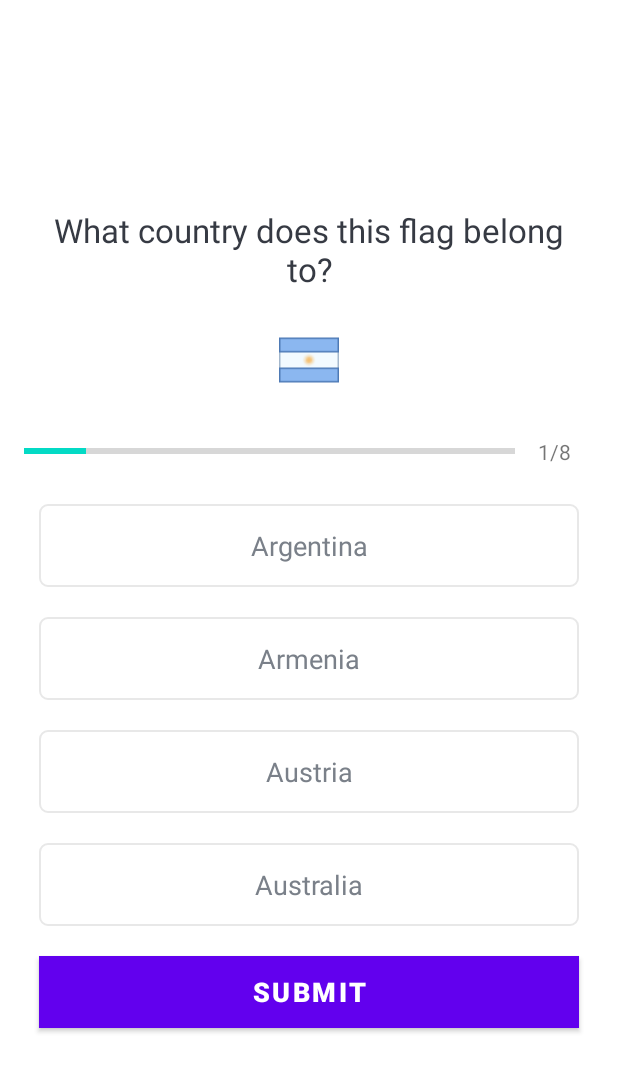
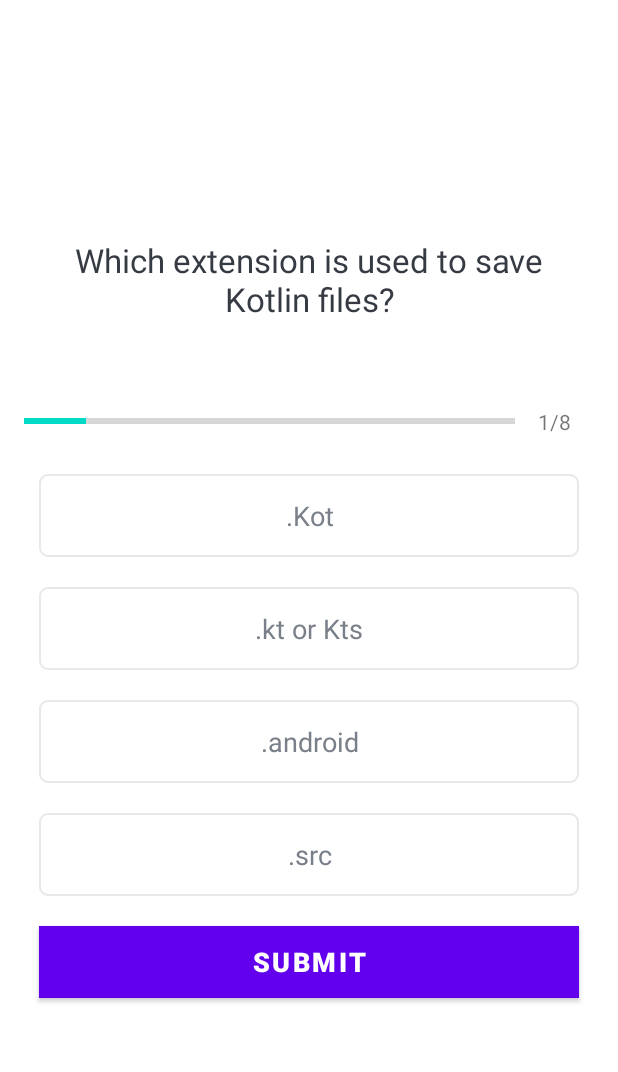
Before and after one commit to Felix-Kariuki/CodeQuiz, an Android app: the QuestionsActivity screen opened directly, with no data from a screen before it, on a phone screen of 412 x 824 dp. Shown: the top 1072 px of the screen. Run offline under Robolectric (Android 15) with nearby library versions, the phone set to English and light mode, and no system bars.

```diff
--- a/app/src/main/java/com/flexcode/codequiz/Constants.kt
+++ b/app/src/main/java/com/flexcode/codequiz/Constants.kt
@@ -9,85 +9,82 @@ object Constants {
     fun getQuestions(): ArrayList<Question>{
         val questionList = ArrayList<Question>()
 
-        //1
+        //QUESTION ONE
         val quiz1 = Question(1,
-            "What country does this flag belong to?",
-             R.drawable.argentina,
-            "Argentina", "Armenia",
-            "Austria", "Australia",
-            1
+            "Which extension is used to save Kotlin files?",
+            ".Kot", ".kt or Kts",
+            ".android", ".src",
+            2
             )
         questionList.add(quiz1)
 
-        //2
+        //QUESTION TWO
         val quiz2 = Question(2,
-            "What country does this flag belong to?",
-            R.drawable.congo,
-            "Namimbia", "Armenia",
-            "Zambia", "Congo",
-            4
+            "How is a multi-line comment is Kotlin Done?",
+            "//", "||",
+            "/* */", "\\\\",
+            3
         )
         questionList.add(quiz2)
 
-        //3
+        //QUESTION THREE
         val quiz3 = Question(3,
-            "What country does this flag belong to?",
-            R.drawable.kenya,
-            "Chile", "SouthSudan",
-            "Kenya", "Rwanda",
-            3
+            "The two types of constructors in Kotlin are?",
+            "Primary and Secondary constructor", "First and second constructor",
+            "None of above", "Constant and parameterized constructor",
+            1
         )
         questionList.add(quiz3)
 
-        //4
+        //QUESTION FOUR
         val quiz4 = Question(4,
-            "What country does this flag belong to?",
-            R.drawable.southafrica,
-            "Eritrea", "SouthAfrica",
-            "Morocco", "Johannesburg",
-            2
+            "What handles null exceptions in Kotlin?",
+            "sealed classes", "The Kotlin exception",
+            "Lambda functions", "Elvis operator",
+            4
         )
         questionList.add(quiz4)
 
-        //5
+        //QUESTION FIVE
         val quiz5 = Question(5,
-            "What country does this flag belong to?",
-            R.drawable.tanzania,
-            "Uganda", "Tanzania",
-            "Kenya", "Rwanda",
-            2
+            "Can java code be converted into Kotlin code",
+            "Yes", "MayBe",
+            "No", "Not Sure",
+            1
         )
         questionList.add(quiz5)
 
-        //6
+        //QUESTION SIX
         val quiz6 = Question(6,
-            "What country does this flag belong to?",
-            R.drawable.russia,
-            "Moscow", "Tanzania",
-            "Russia", "Armenia",
-            3
+            "The correct function to get the length of a string in Kotlin is?",
+            "str.length", "lengthOf(str)",
+            "string(length)", "length.str",
+            1
         )
         questionList.add(quiz6)
 
-        //7
+        //QUESTION SEVEN
         val quiz7 = Question(7,
-            "What country does this flag belong to?",
-            R.drawable.usa,
-            "USA", "Canada",
-            "England", "Rwanda",
-            1
+            "What is the default visibility modifier in Kotlin?",
+            "sealed", "private",
+            "public", "protected",
+            3
         )
         questionList.add(quiz7)
 
-        //8
+
+        //QUESTION EIGHT
         val quiz8= Question(8,
-            "What country does this flag belong to?",
-            R.drawable.uganda,
-            "Madagascar", "Ethiopia",
-            "Djibouti", "Uganda",
+            "Which are the basic data types in Kotlin?",
+            "Arrays and Booleans", "String and Numbers",
+            "Characters", "All of the above",
             4
         )
         questionList.add(quiz8)
         return questionList
+
+
+
+
     }
 }
--- a/app/src/main/java/com/flexcode/codequiz/MainActivity.kt
+++ b/app/src/main/java/com/flexcode/codequiz/MainActivity.kt
@@ -17,7 +17,7 @@ class MainActivity : AppCompatActivity() {
                 Toast.LENGTH_SHORT).show()
             }else {
                 val intent = Intent(this, QuestionsActivity::class.java)
-                intent.putExtra(Constants.USER_NAME, etName.toString())
+                intent.putExtra(Constants.USER_NAME, etName.text.toString())
                 startActivity(intent)
                 finish()
             }
--- a/app/src/main/java/com/flexcode/codequiz/Question.kt
+++ b/app/src/main/java/com/flexcode/codequiz/Question.kt
@@ -3,7 +3,7 @@ package com.flexcode.codequiz
 data class Question (
     val id: Int,
     val question:String,
-    val image: Int,
+    /*val image: Int,*/
     val OptionOne: String,
     val OptionTwo: String,
     val OptionThree: String,
--- a/app/src/main/java/com/flexcode/codequiz/QuestionsActivity.kt
+++ b/app/src/main/java/com/flexcode/codequiz/QuestionsActivity.kt
@@ -60,7 +60,7 @@ class QuestionsActivity : AppCompatActivity(), View.OnClickListener {
         tvProgress.text = "$mCurrentPosition" + "/" + progressBar.max
 
         tvQuiz.text = question!!.question
-        ivImage.setImageResource(question.image)
+        /*ivImage.setImageResource(question.image)*/
         tvOptionOne.text = question.OptionOne
         tvOptionTwo.text = question.OptionTwo
         tvOptionThree.text = question.OptionThree
--- a/app/src/main/res/layout/activity_main.xml
+++ b/app/src/main/res/layout/activity_main.xml
@@ -61,6 +61,7 @@
                     android:layout_height="wrap_content"
                     android:hint="@string/name"
                     android:textColor="@color/colorBlack"
+                    android:maxLines="1"
                     android:textColorHint="@color/colorGrey"/>
 
             </com.google.android.material.textfield.TextInputLayout>
--- a/app/src/main/res/layout/activity_questions.xml
+++ b/app/src/main/res/layout/activity_questions.xml
@@ -29,7 +29,6 @@
             android:layout_height="wrap_content"
             android:layout_marginTop="16dp"
             android:contentDescription="@string/app_name"
-            android:src="@drawable/argentina"
             />
         <LinearLayout
             android:id="@+id/progressDetails"
--- a/app/src/main/res/layout/activity_result.xml
+++ b/app/src/main/res/layout/activity_result.xml
@@ -7,7 +7,7 @@
     android:layout_height="match_parent"
     tools:context=".ResultActivity"
     android:orientation="vertical"
-    android:background="@color/purple_200"
+    android:background="@color/ColorBg"
     android:gravity="center_horizontal"
     android:padding="20dp">
     <TextView
@@ -22,10 +22,10 @@
 
     <ImageView
         android:id="@+id/ivTrophy"
-        android:layout_width="wrap_content"
+        android:layout_width="130dp"
         android:layout_height="350dp"
         android:contentDescription="@string/congratulations"
-        android:src="@drawable/trophy3"
+        android:src="@drawable/trophy"
         android:gravity="center"
         />
     <TextView
@@ -51,7 +51,7 @@
         android:layout_width="wrap_content"
         android:layout_height="wrap_content"
         android:layout_marginTop="10dp"
-        android:textColor="@color/black"
+        android:textColor="@color/purple_500"
         android:textSize="20sp"
         tools:text="Your score is 8 out of 8"
         />
```
Also changed, not shown: app/src/main/res/drawable/argentina.png (deleted), app/src/main/res/drawable/congo.png (deleted), app/src/main/res/drawable/kenya.png (deleted), app/src/main/res/drawable/russia.png (deleted), app/src/main/res/drawable/southafrica.png (deleted), app/src/main/res/drawable/tanzania.png (deleted), app/src/main/res/drawable/trophy.png (added), app/src/main/res/drawable/uganda.png (deleted), app/src/main/res/drawable/usa.png (deleted), app/src/main/res/drawable/wales.png (deleted).
